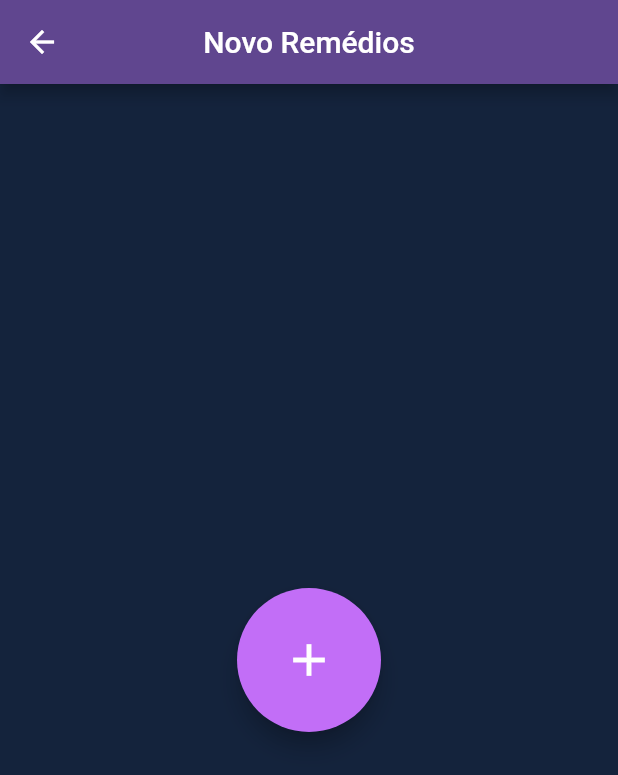
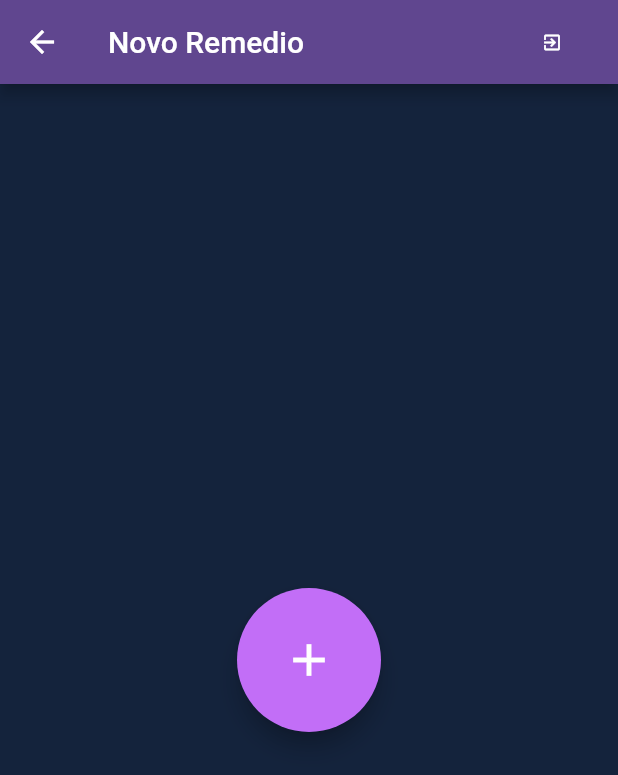
Before and after one commit to correagabriel/MedCare, a Flutter app: the NewPill screen opened by its route, on a phone screen of 412 x 824 dp. Shown: the top 775 px of the screen. Run offline on Flutter 3.47's test engine with Material 2 defaults, Android fonts, the phone set to English and light mode, and no system bars; our stand-ins replace cloud_firestore, device_preview, firebase_auth, firebase_core; accounts and stored records are empty.

Commit message:
second commit

```diff
--- a/lib/view/app/index_view.dart
+++ b/lib/view/app/index_view.dart
@@ -1,6 +1,8 @@
 // ignore_for_file: prefer_const_constructors
 
 import 'package:flutter/material.dart';
+
+import '../controller/login_controller.dart';
 
 class IndexView extends StatefulWidget {
   const IndexView({super.key});
--- a/lib/view/app/listmedicines_view.dart
+++ b/lib/view/app/listamedicamentos/listmedicines_view.dart
@@ -1,6 +1,8 @@
 /*
 import 'package:flutter/material.dart';
 import '../../model/medicines.dart';
+
+import '../controller/login_controller.dart';
 
 class Listmedicines extends StatefulWidget {
   const Listmedicines({super.key});
--- a/lib/view/app/newpill_view.dart
+++ /dev/null
@@ -1,40 +0,0 @@
-// ignore_for_file: prefer_const_constructors
-
-import 'package:flutter/material.dart';
-
-class NewPill extends StatefulWidget {
-  const NewPill({super.key});
-
-  @override
-  State<NewPill> createState() => _NewPillState();
-}
-
-class _NewPillState extends State<NewPill> {
-
-
-  @override
-  Widget build(BuildContext context) {
-    return  Scaffold(
-      backgroundColor: Color(0XFF14233c),
-
-      appBar: AppBar(
-        title: const Text("Novo Remédios"),
-        centerTitle: true,
-        backgroundColor: Color(0XFF60468f),
-      ),
-
-      //BOTÃO DE ADICIONAR REMEDIOS
-      floatingActionButtonLocation:
-        FloatingActionButtonLocation.centerDocked,
-        body: Center(
-          child: FloatingActionButton.large(
-            onPressed: () {
-              Navigator.pushNamed(context, 'formsnewpill');
-            },
-            backgroundColor: Color(0XFFc26ef7),
-            child: Icon(Icons.add),
-          ),
-        ),
-    );
-  }
-}
--- /dev/null
+++ b/lib/view/app/novosmedicamentos/newpill_view.dart
@@ -0,0 +1,70 @@
+// ignore_for_file: prefer_const_constructors
+
+import 'package:appplotze_trabalho/view/controller/login_controller.dart';
+import 'package:flutter/material.dart';
+import 'package:cloud_firestore/cloud_firestore.dart';
+
+import '../../controller/login_controller.dart';
+
+
+class NewPill extends StatefulWidget {
+  const NewPill({super.key});
+
+  @override
+  State<NewPill> createState() => _NewPillState();
+}
+
+class _NewPillState extends State<NewPill> {
+
+  @override
+  Widget build(BuildContext context) {
+    return  Scaffold(
+      backgroundColor: Color(0XFF14233c),
+
+      appBar: AppBar(
+          backgroundColor: Color(0XFF60468f),
+          title: Row(
+          children: [
+            Expanded(child: Text('Novo Remedio')),
+            FutureBuilder<String>(
+              future: LoginController().usuarioLogado(),
+              builder: (context, snapshot) {
+                if (snapshot.connectionState == ConnectionState.done) {
+                  return Directionality(
+                    textDirection: TextDirection.rtl,
+                    child: TextButton.icon(
+                      style: TextButton.styleFrom(
+                        foregroundColor: Colors.white,
+                        textStyle: TextStyle(fontSize: 12),
+                      ),
+                      onPressed: () {
+                        LoginController().logout();
+                        Navigator.pushReplacementNamed(context, 'login');
+                      },
+                      icon: Icon(Icons.exit_to_app, size: 14),
+                      label: Text(snapshot.data.toString()),
+                    ),
+                  );
+                }
+                return Text('');
+              },
+            ),
+          ],
+        ),
+      ),
+
+      //BOTÃO DE ADICIONAR REMEDIOS
+      floatingActionButtonLocation:
+        FloatingActionButtonLocation.centerDocked,
+        body: Center(
+          child: FloatingActionButton.large(
+            onPressed: () {
+              Navigator.pushNamed(context, 'formsnewpill');
+            },
+            backgroundColor: Color(0XFFc26ef7),
+            child: Icon(Icons.add),
+          ),
+        ),
+    );
+  }
+}
--- a/lib/controller/login_controller.dart
+++ b/lib/view/controller/login_controller.dart
@@ -1,9 +1,10 @@
 import 'package:cloud_firestore/cloud_firestore.dart';
 import 'package:firebase_auth/firebase_auth.dart';
+// ignore: unused_import
 import 'package:firebase_core/firebase_core.dart';
 import 'package:flutter/material.dart';
 import 'package:appplotze_trabalho/view/messages/try_view.dart';
-import 'package:appplotze_trabalho/view/messages/try_view.dart';
+
 
 class LoginController {
   //
@@ -54,7 +55,7 @@ class LoginController {
         .signInWithEmailAndPassword(email: email, password: senha)
         .then((value) {
       sucesso(context, 'Usuário autenticado com sucesso.');
-      Navigator.pushNamed(context, 'principal');
+      Navigator.pushNamed(context, 'navbar');
     }).catchError((e) {
       switch (e.code) {
         case 'user-not-found':
--- a/lib/controller/medicines_controller.dart
+++ b/lib/view/controller/medicines_controller.dart
@@ -1,8 +1,8 @@
 import 'package:cloud_firestore/cloud_firestore.dart';
 import 'package:flutter/material.dart';
 
-import '../model/medicines.dart';
-import '../view/messages/try_view.dart';
+import '../../model/medicines.dart';
+import '../messages/try_view.dart';
 import 'login_controller.dart';
 
 class MedicinesController {
--- a/lib/view/navegation/navbar_view.dart
+++ b/lib/view/navegation/navbar_view.dart
@@ -1,8 +1,8 @@
 // ignore_for_file: prefer_const_constructors
 
-import 'package:appplotze_trabalho/view/app/listmedicines_view.dart';
+import 'package:appplotze_trabalho/view/app/listamedicamentos/listmedicines_view.dart';
 import 'package:appplotze_trabalho/view/app/medicinesinbox_view.dart';
-import 'package:appplotze_trabalho/view/app/newpill_view.dart';
+import 'package:appplotze_trabalho/view/app/novosmedicamentos/newpill_view.dart';
 import 'package:flutter/material.dart';
 
 import '../app/index_view.dart';
--- a/lib/view/user/newuser_view.dart
+++ b/lib/view/user/newuser_view.dart
@@ -1,8 +1,8 @@
 // ignore_for_file: prefer_const_constructors, prefer_const_literals_to_create_immutables
 import 'package:flutter/material.dart';
 import 'package:appplotze_trabalho/view/messages/try_view.dart';
-import 'package:appplotze_trabalho/controller/login_controller.dart';
-import '/controller/login_controller.dart';
+import 'package:appplotze_trabalho/view/controller/login_controller.dart';
+import '../controller/login_controller.dart';
 
 class NewUser extends StatefulWidget {
   const NewUser({super.key});
```
Also changed, not shown: lib/main.dart (+16 -17 lines), lib/view/app/medicinesinbox_view.dart (+30 -1 lines), lib/view/user/login_view.dart (+5 -22 lines), lib/view/app/caixamedicamentos/medicinesbox_view.dart (renamed from lib/view/app/medicinesbox_view.dart), lib/view/app/listamedicamentos/medicinesinlist_view.dart (renamed from lib/view/app/medicinesinlist_view.dart), lib/view/app/novosmedicamentos/newpill_forms_view.dart (renamed from lib/view/app/newpill_forms_view.dart).
